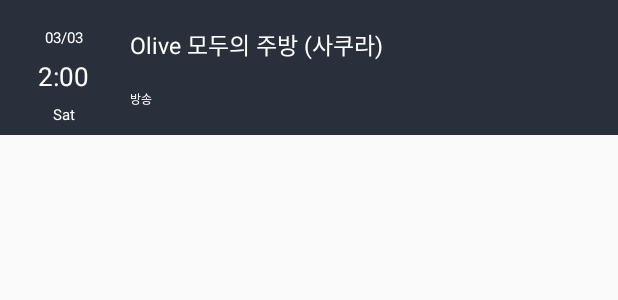
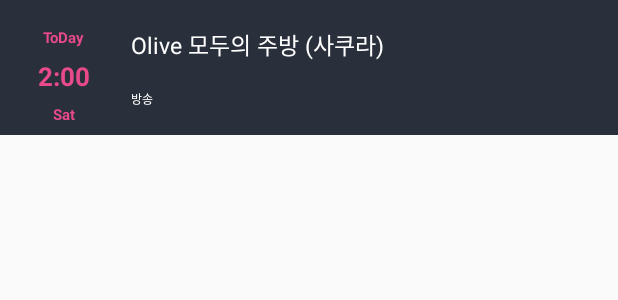
Before and after one commit to godsejeong/IZCalendar, an Android app: the layout item_planning_today.xml on its own in the app's theme, with its tools: preview values and no code run, on a phone screen of 412 x 824 dp. Shown: the top 300 px of the screen. Run offline under Robolectric (Android 15) with nearby library versions, the phone set to English and light mode, and no system bars; network calls fail.

```diff
--- a/app/src/main/java/com/jjmin/izcalender/data/TodayData.kt
+++ b/app/src/main/java/com/jjmin/izcalender/data/TodayData.kt
@@ -1,3 +1,6 @@
 package com.jjmin.izcalender.data
 
+import android.util.Log
+import android.widget.Toast
+
 class TodayData(var title : String?,var subtitle : String?,var time : String?,var day : String?,var dow : String?)
--- a/app/src/main/res/layout/item_planning_today.xml
+++ b/app/src/main/res/layout/item_planning_today.xml
@@ -37,10 +37,11 @@
                     android:paddingRight="13dp"
                     android:textSize="10sp"
                     android:paddingTop="11dp"
+                    android:textStyle="bold"
                     android:lineSpacingExtra="6sp"
-                    android:textColor="@android:color/white"
+                    android:textColor="@color/colorMyColor"
                     android:paddingLeft="13dp"
-                    tools:text="03/03"
+                    tools:text="ToDay"
                     android:text="@{item.day}"/>
 
             <TextView
@@ -52,9 +53,10 @@
                     android:layout_width="wrap_content"
                     android:layout_height="wrap_content"
                     android:paddingRight="13dp"
+                    android:textStyle="bold"
                     android:textSize="17sp"
                     android:lineSpacingExtra="6sp"
-                    android:textColor="@android:color/white"
+                    android:textColor="@color/colorMyColor"
                     android:paddingLeft="13dp"
                     tools:text="2:00"
                     android:text="@{item.time}"
@@ -69,9 +71,10 @@
                     android:layout_width="wrap_content"
                     android:layout_height="wrap_content"
                     android:paddingRight="13dp"
+                    android:textStyle="bold"
                     android:textSize="10sp"
                     android:lineSpacingExtra="3sp"
-                    android:textColor="@android:color/white"
+                    android:textColor="@color/colorMyColor"
                     android:paddingLeft="13dp"
                     tools:text="Sat"
                     android:text="@{item.dow}"
--- a/app/src/main/res/values/colors.xml
+++ b/app/src/main/res/values/colors.xml
@@ -16,5 +16,6 @@
     <color name="colorChaeWon">#cce3d1</color>
     <color name="colorMinJu">#fefefc</color>
     <color name="colorChaeYeon">#96e0e1</color>
+    <color name="colorMyColor">@color/colorOneYoung</color>
 
 </resources>
```
Also changed, not shown: app/src/main/java/com/jjmin/izcalender/view/MainActivity.kt (+31 -15 lines).
